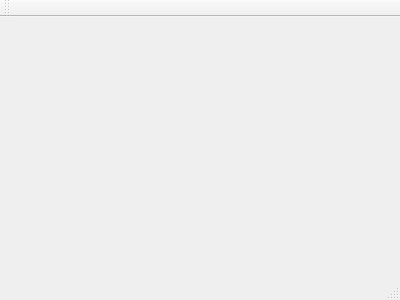
Old version of the form patoGUI/mainwindow.ui in the repository matherthal/pato-scm.
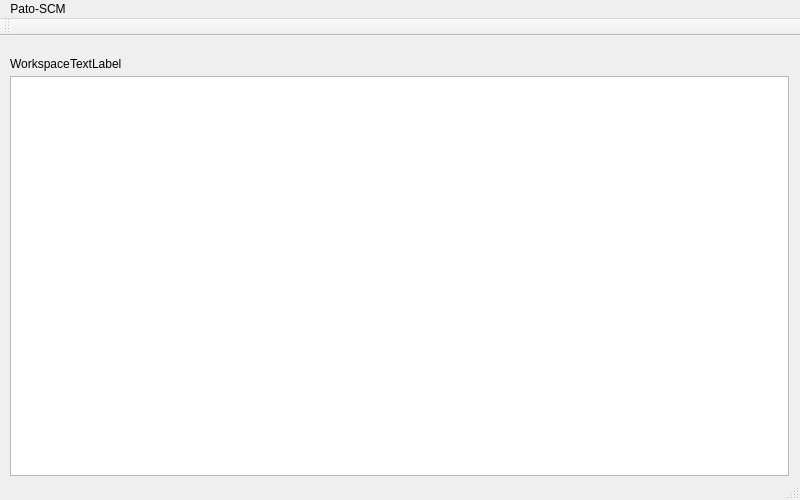
New version of the form.

Commit message: Atualiza??o do form da tela inicial

```diff
--- a/patoGUI/mainwindow.ui
+++ b/patoGUI/mainwindow.ui
@@ -1,24 +1,94 @@
 <ui version="4.0">
  <class>MainWindow</class>
- <widget class="QMainWindow" name="MainWindow" >
-  <property name="geometry" >
+ <widget class="QMainWindow" name="MainWindow">
+  <property name="geometry">
    <rect>
     <x>0</x>
     <y>0</y>
-    <width>400</width>
-    <height>300</height>
+    <width>800</width>
+    <height>500</height>
    </rect>
   </property>
   <property name="windowTitle" >
    <string>MainWindow</string>
   </property>
-  <widget class="QMenuBar" name="menuBar" />
-  <widget class="QToolBar" name="mainToolBar" />
-  <widget class="QWidget" name="centralWidget" />
-  <widget class="QStatusBar" name="statusBar" />
+  <widget class="QWidget" name="centralWidget">
+   <widget class="QTreeView" name="treeViewWorkspace">
+    <property name="geometry">
+     <rect>
+      <x>10</x>
+      <y>40</y>
+      <width>779</width>
+      <height>400</height>
+     </rect>
+    </property>
+    <property name="sizePolicy">
+     <sizepolicy hsizetype="Preferred" vsizetype="Preferred">
+      <horstretch>0</horstretch>
+      <verstretch>0</verstretch>
+     </sizepolicy>
+    </property>
+   </widget>
+   <widget class="QLabel" name="labelWorkspace">
+    <property name="geometry">
+     <rect>
+      <x>10</x>
+      <y>20</y>
+      <width>61</width>
+      <height>16</height>
+     </rect>
+    </property>
+    <property name="text">
+     <string>Workspace:</string>
+    </property>
+   </widget>
+   <widget class="QLabel" name="labelWorkspacePath">
+    <property name="geometry">
+     <rect>
+      <x>70</x>
+      <y>20</y>
+      <width>711</width>
+      <height>16</height>
+     </rect>
+    </property>
+    <property name="text">
+     <string>TextLabel</string>
+    </property>
+   </widget>
+  </widget>
+  <widget class="QMenuBar" name="menuBar">
+   <property name="geometry">
+    <rect>
+     <x>0</x>
+     <y>0</y>
+     <width>800</width>
+     <height>21</height>
+    </rect>
+   </property>
+   <widget class="QMenu" name="menuPato_SCM">
+    <property name="title">
+     <string>Pato-SCM</string>
+    </property>
+    <addaction name="actionCheckout_Settings"/>
+   </widget>
+   <addaction name="menuPato_SCM"/>
+  </widget>
+  <widget class="QToolBar" name="mainToolBar">
+   <attribute name="toolBarArea">
+    <enum>TopToolBarArea</enum>
+   </attribute>
+   <attribute name="toolBarBreak">
+    <bool>false</bool>
+   </attribute>
+  </widget>
+  <widget class="QStatusBar" name="statusBar"/>
+  <action name="actionCheckout_Settings">
+   <property name="text">
+    <string>Checkout Settings</string>
+   </property>
+  </action>
  </widget>
- <layoutDefault spacing="6" margin="11" />
- <pixmapfunction></pixmapfunction>
+ <layoutdefault spacing="6" margin="11"/>
  <resources/>
  <connections/>
 </ui>
```
Left out of the diff: 3 changed lines with no effect on the pictures. The commit also changes 5 other files.
